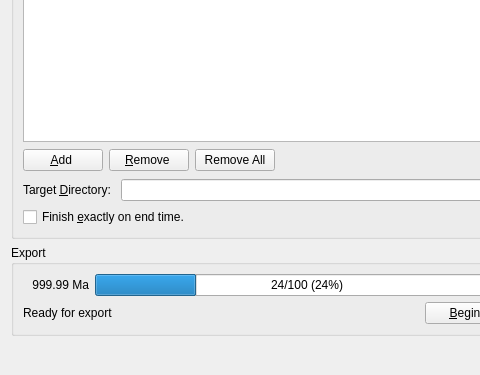
Before: the Qt Designer form src/qt-widgets/ExportAnimationDialogUi.ui in GPlates/GPlates, drawn with Qt 5; both pictures show x 0 to 480 and y 274 to 649 of the 614 by 649 pixel window.
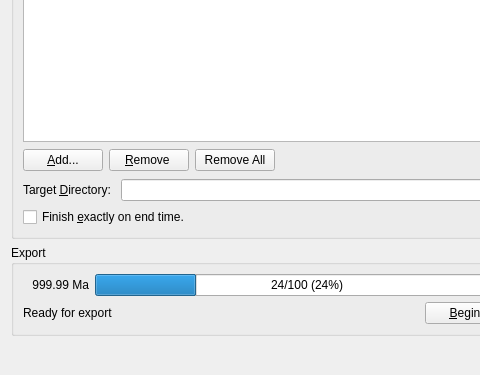
After: the same form once the commit is applied. Icons and pictures are not drawn.

```diff
--- a/src/qt-widgets/ExportAnimationDialogUi.ui
+++ b/src/qt-widgets/ExportAnimationDialogUi.ui
@@ -349,7 +349,7 @@
             <item>
              <widget class="QPushButton" name="button_add">
               <property name="text">
-               <string>&amp;Add </string>
+               <string>&amp;Add...</string>
               </property>
              </widget>
             </item>
```
